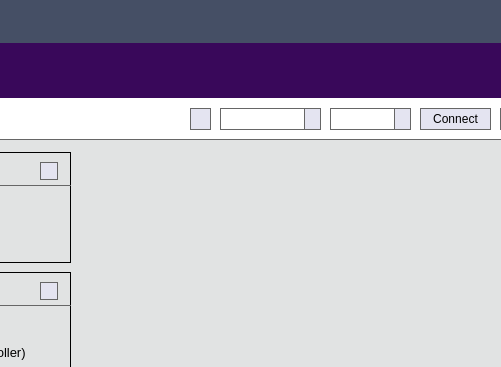
Above: mainwindow.ui from OpenPanzerProject/OP-Config before the change; both pictures show x 461 to 962 and y 0 to 367 of the 1045 by 813 pixel window. Below: the same form after it.
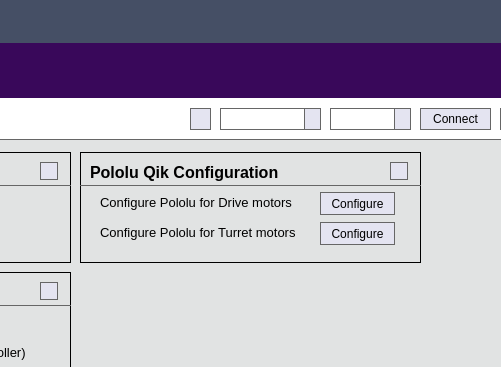
That is the form after the change. The open tabs and pages were chosen to show the change. Icons and pictures are not drawn. Custom widgets are drawn as their Qt base class.

Commit message: Added Pololo Qik controller configuration.

Patch:
```diff
--- a/mainwindow.ui
+++ b/mainwindow.ui
@@ -11181,6 +11181,155 @@
                  </property>
                 </widget>
                </widget>
+               <widget class="FrameContent" name="frmPololu">
+                <property name="geometry">
+                 <rect>
+                  <x>360</x>
+                  <y>0</y>
+                  <width>341</width>
+                  <height>111</height>
+                 </rect>
+                </property>
+                <property name="minimumSize">
+                 <size>
+                  <width>0</width>
+                  <height>0</height>
+                 </size>
+                </property>
+                <property name="maximumSize">
+                 <size>
+                  <width>16777215</width>
+                  <height>16777215</height>
+                 </size>
+                </property>
+                <property name="frameShape">
+                 <enum>QFrame::Box</enum>
+                </property>
+                <property name="frameShadow">
+                 <enum>QFrame::Plain</enum>
+                </property>
+                <widget class="QFrame" name="frame_34">
+                 <property name="geometry">
+                  <rect>
+                   <x>0</x>
+                   <y>23</y>
+                   <width>341</width>
+                   <height>20</height>
+                  </rect>
+                 </property>
+                 <property name="styleSheet">
+                  <string notr="true">color: #666;</string>
+                 </property>
+                 <property name="frameShape">
+                  <enum>QFrame::HLine</enum>
+                 </property>
+                 <property name="frameShadow">
+                  <enum>QFrame::Plain</enum>
+                 </property>
+                </widget>
+                <widget class="QLabel" name="label_148">
+                 <property name="geometry">
+                  <rect>
+                   <x>10</x>
+                   <y>10</y>
+                   <width>291</width>
+                   <height>21</height>
+                  </rect>
+                 </property>
+                 <property name="font">
+                  <font>
+                   <family>MS Shell Dlg 2</family>
+                   <pointsize>12</pointsize>
+                   <weight>75</weight>
+                   <bold>true</bold>
+                  </font>
+                 </property>
+                 <property name="text">
+                  <string>Pololu Qik Configuration</string>
+                 </property>
+                </widget>
+                <widget class="HelpButton" name="hpbPololu">
+                 <property name="geometry">
+                  <rect>
+                   <x>310</x>
+                   <y>10</y>
+                   <width>18</width>
+                   <height>18</height>
+                  </rect>
+                 </property>
+                 <property name="maximumSize">
+                  <size>
+                   <width>18</width>
+                   <height>18</height>
+                  </size>
+                 </property>
+                 <property name="text">
+                  <string/>
+                 </property>
+                </widget>
+                <widget class="QLabel" name="label_150">
+                 <property name="geometry">
+                  <rect>
+                   <x>20</x>
+                   <y>40</y>
+                   <width>211</width>
+                   <height>21</height>
+                  </rect>
+                 </property>
+                 <property name="font">
+                  <font>
+                   <pointsize>10</pointsize>
+                  </font>
+                 </property>
+                 <property name="text">
+                  <string>Configure Pololu for Drive motors</string>
+                 </property>
+                </widget>
+                <widget class="QLabel" name="label_151">
+                 <property name="geometry">
+                  <rect>
+                   <x>20</x>
+                   <y>70</y>
+                   <width>221</width>
+                   <height>21</height>
+                  </rect>
+                 </property>
+                 <property name="font">
+                  <font>
+                   <pointsize>10</pointsize>
+                  </font>
+                 </property>
+                 <property name="text">
+                  <string>Configure Pololu for Turret motors</string>
+                 </property>
+                </widget>
+                <widget class="QPushButton" name="cmdConfigPololuDrive">
+                 <property name="geometry">
+                  <rect>
+                   <x>240</x>
+                   <y>40</y>
+                   <width>75</width>
+                   <height>23</height>
+                  </rect>
+                 </property>
+                 <property name="text">
+                  <string>Configure</string>
+                 </property>
+                </widget>
+                <widget class="QPushButton" name="cmdConfigPololuTurret">
+                 <property name="geometry">
+                  <rect>
+                   <x>240</x>
+                   <y>70</y>
+                   <width>75</width>
+                   <height>23</height>
+                  </rect>
+                 </property>
+                 <property name="text">
+                  <string>Configure</string>
+                 </property>
+                </widget>
+               </widget>
               </widget>
               <widget class="QWidget" name="pgFirmware">
                <widget class="FrameContent" name="frmFlash">
```
Left out of the diff: 10 changed lines with no effect on the pictures.
